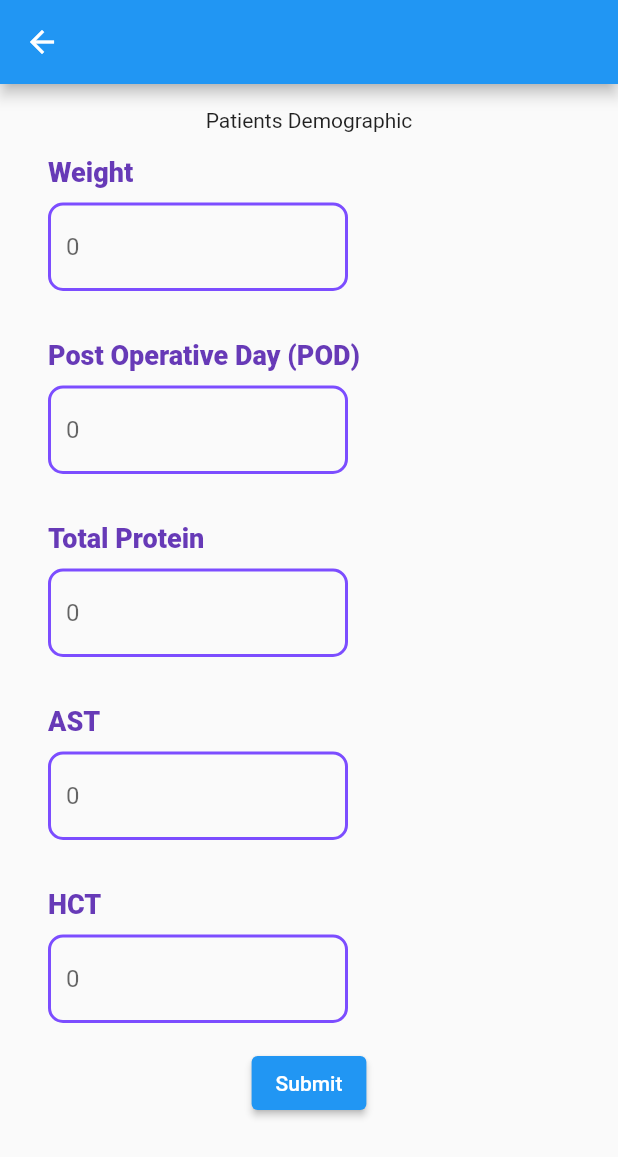
After one commit to dnrecording/Flutter-Learning, a Flutter app: the demographPage screen opened directly, after a tap on "Submit", on a phone screen of 412 x 824 dp. The commit adds this screen. Shown: the top 1157 px of the screen. Run offline on Flutter 3.47's test engine with Material 2 defaults, Android fonts, the phone set to English and light mode, and no system bars; missing offline and left inert: dart:html.

Commit message:
cal + demo

```diff
--- a/mytac_cal/lib/component/custom_textfield.dart
+++ b/mytac_cal/lib/component/custom_textfield.dart
@@ -5,13 +5,12 @@ class CustomTextField extends StatelessWidget {
   final List<String> dropdownText;
   final String title;
   final List<int> dropdownValues;
-  final void Function(int?)? onChanged;
+  final void Function(double?)? onChanged;
   final String suffix;
   final TextInputType type;
 
-
-  const CustomTextField({
-    Key? key,
+  const CustomTextField(
+      {Key? key,
       this.title = 'Clearance Model',
       this.dropdownText = const <String>[
         'Antignac et al',
@@ -21,8 +20,8 @@ class CustomTextField extends StatelessWidget {
       this.dropdownValues = const <int>[0, 1, 2],
       this.onChanged,
       this.suffix = '',
-    this.type = TextInputType.text
-  }) : super(key: key);
+      this.type = TextInputType.text})
+      : super(key: key);
 
   @override
   Widget build(BuildContext context) {
--- /dev/null
+++ b/mytac_cal/lib/views/initial_tac_dose/demographic.dart
@@ -0,0 +1,148 @@
+import 'dart:math';
+import 'package:flutter/material.dart';
+import 'package:mytac_cal/component/all.dart';
+import 'calculator.dart' as calculator;
+
+class demographPage extends StatefulWidget {
+  const demographPage({Key? key}) : super(key: key);
+
+  @override
+  _demographPageState createState() => _demographPageState();
+}
+
+double Antignac(double pod, double pred) {
+  var pp = pow(pod, 2.54);
+  var podCal = 1 + (pp) / (pp + pow(3.81, 2.54));
+  double res = 1.81 * podCal * pred;
+
+  if (res.isNaN) res = 0;
+  return res;
+}
+
+double Golubovic(double pod, double wt, double tp, double ast, double hct) {
+  double res = 0;
+  var _pod = 10.017 * pow(pod / 47, -0.0283);
+  var _wt = pow(wt / 68, 0.869);
+  var _tp = pow(tp / 63, 0.161) * (1 - 0.0861);
+  var _ast = (ast - 15);
+  var _hct = (1 - 0.831) * (hct - 0.31);
+
+  res = _pod * _wt * _tp * _ast * _hct;
+  if (res.isNaN) res = 0;
+  return res;
+}
+
+double Bauer(double wt) {
+  double res = 0;
+  var _wt = 0.06 * wt;
+
+  res = _wt;
+  if (res.isNaN) res = 0;
+  return res;
+}
+
+int formula = calculator.dropdownValue1;
+double weight = 0;
+double pod = 0;
+double protein = 0;
+double ast = 0;
+double hct = 0;
+bool predBool = true;
+double pred = 0;
+
+class _demographPageState extends State<demographPage> {
+  @override
+  Widget build(BuildContext context) {
+    return Scaffold(
+        appBar: AppBar(),
+        body: Padding(
+          padding: const EdgeInsets.all(16.0),
+          child: Center(
+            child: Column(
+              children: <Widget>[
+                const Text("Patients Demographic"),
+                CustomTextField(
+                  title: "Weight",
+                  suffix: "kg",
+                  type: TextInputType.number,
+                  onChanged: (double? newValue) {
+                    setState(() {
+                      weight = newValue!;
+                    });
+                  },
+                ),
+                CustomTextField(
+                  title: "Post Operative Day (POD)",
+                  suffix: "day",
+                  type: TextInputType.number,
+                  onChanged: (double? newValue) {
+                    setState(() {
+                      pod = newValue!;
+                    });
+                  },
+                ),
+                CustomTextField(
+                  title: "Total Protein",
+                  suffix: "g/L",
+                  type: TextInputType.number,
+                  onChanged: (double? newValue) {
+                    setState(() {
+                      protein = newValue!;
+                    });
+                  },
+                ),
+                CustomTextField(
+                  title: "AST",
+                  suffix: "IU/L",
+                  type: TextInputType.number,
+                  onChanged: (double? newValue) {
+                    setState(() {
+                      ast = newValue!;
+                    });
+                  },
+                ),
+                CustomTextField(
+                  title: "HCT",
+                  type: TextInputType.number,
+                  onChanged: (double? newValue) {
+                    setState(() {
+                      hct = newValue!;
+                    });
+                  },
+                ),
+                ElevatedButton(
+                    onPressed: () {
+                      switch (calculator.dropdownValue1) {
+                        case 0:
+                          {
+                            print("Antignac et al");
+                          }
+                          break;
+                        case 1:
+                          {
+                            print("Golubovic et al");
+                          }
+                          break;
+                        case 2:
+                          {
+                            print("Bauer et al");
+                          }
+                          break;
+                        default:
+                          {
+                            print("not selected yet");
+                          }
+                          break;
+                      }
+                      Navigator.push(context,
+                          MaterialPageRoute(builder: (context) {
+                        return demographPage();
+                      }));
+                    },
+                    child: const Text("Submit"))
+              ],
+            ),
+          ),
+        ));
+  }
+}
```
Also changed, not shown: mytac_cal/lib/views/initial_tac_dose/calculator.dart (+86 -2 lines), mytac_cal/lib/views/initial_tac_dose/summary.dart (added, +17 -0 lines). Lines whose indentation alone changed are shown as unchanged.
